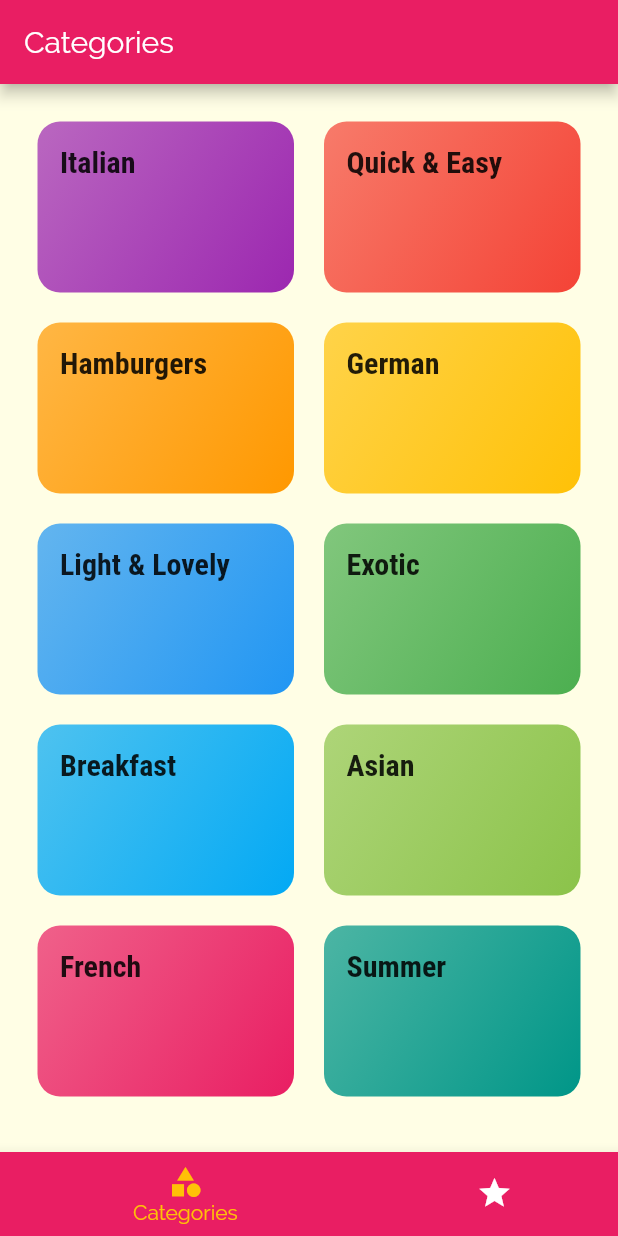
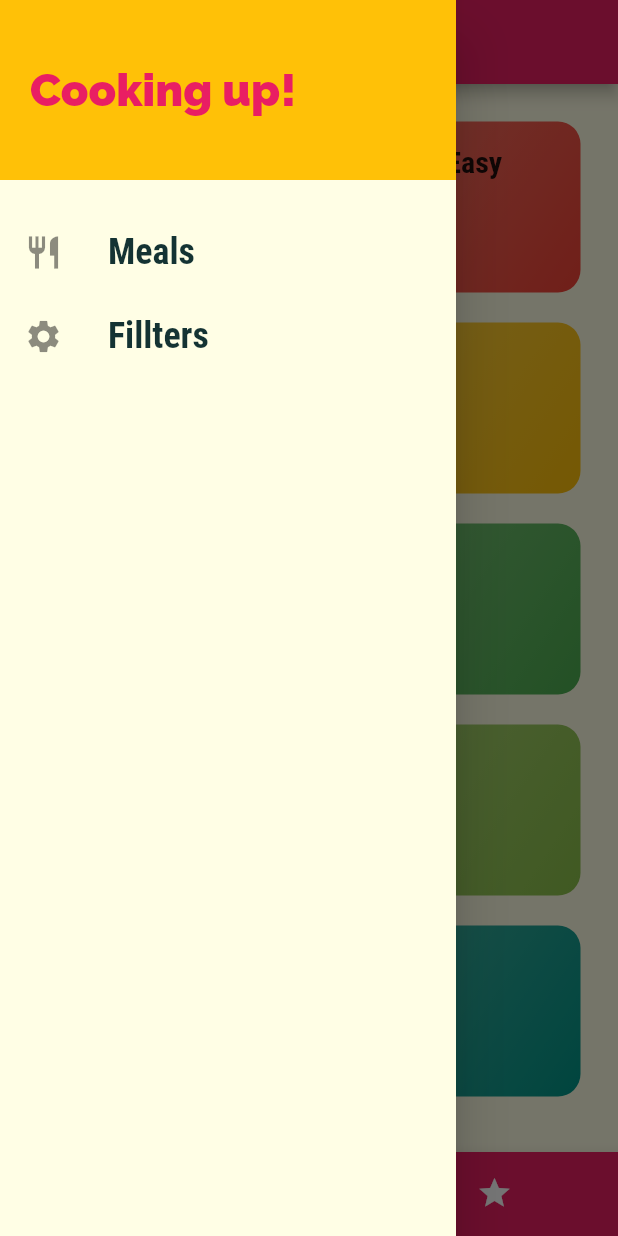
Before and after one commit to justindarmawan/flutter_meals_app, a Flutter app: the screen it shows after launch, with the side drawer open (before the commit the screen has no drawer), on a phone screen of 412 x 824 dp. Run offline on Flutter 3.47's test engine with Material 2 defaults, Android fonts, the phone set to English and light mode, and no system bars.

Commit message:
Adding Drawer

```diff
--- a/lib/main.dart
+++ b/lib/main.dart
@@ -2,6 +2,7 @@ import 'package:flutter/material.dart';
 
 // import './screens/categories_screen.dart';
 import './screens/category_meals_screen.dart';
+import './screens/filters_screen.dart';
 import './screens/meal_detail_screen.dart';
 import './screens/tabs_screen.dart';
 
@@ -40,6 +41,7 @@ class MyApp extends StatelessWidget {
         '/': (ctx) => TabsScreen(),
         CategoryMealsScreen.routeName: (ctx) => CategoryMealsScreen(),
         MealDetailScreen.routeName: (ctx) => MealDetailScreen(),
+        FiltersScreen.routeName: (ctx) => FiltersScreen(),
       },
       // onGenerateRoute: (settings) {
       //   print(settings.arguments);
--- /dev/null
+++ b/lib/screens/filters_screen.dart
@@ -0,0 +1,13 @@
+import 'package:flutter/material.dart';
+
+class FiltersScreen extends StatelessWidget {
+  static const routeName = '/filters';
+  @override
+  Widget build(BuildContext context) {
+    return Scaffold(
+      body: Center(
+        child: Text('Filter'),
+      ),
+    );
+  }
+}
--- a/lib/screens/tabs_screen.dart
+++ b/lib/screens/tabs_screen.dart
@@ -2,6 +2,7 @@ import 'package:flutter/material.dart';
 
 import '../screens/categories_screen.dart';
 import '../screens/favorites_screen.dart';
+import '../widgets/main_drawer.dart';
 
 class TabsScreen extends StatefulWidget {
   @override
@@ -35,6 +36,7 @@ class _TabsScreenState extends State<TabsScreen> {
       appBar: AppBar(
         title: Text(_pages[_selectedPageIndex]['title']),
       ),
+      drawer: MainDrawer(),
       body: _pages[_selectedPageIndex]['page'],
       bottomNavigationBar: BottomNavigationBar(
         onTap: _selectPage,
--- /dev/null
+++ b/lib/widgets/main_drawer.dart
@@ -0,0 +1,65 @@
+import 'package:flutter/material.dart';
+
+import '../screens/filters_screen.dart';
+
+class MainDrawer extends StatelessWidget {
+  Widget buildListTile(String title, IconData icon, Function tapHandler) {
+    return ListTile(
+      leading: Icon(
+        icon,
+        size: 26,
+      ),
+      title: Text(
+        title,
+        style: TextStyle(
+          fontFamily: 'RobotoCondensed',
+          fontSize: 24,
+          fontWeight: FontWeight.bold,
+        ),
+      ),
+      onTap: tapHandler,
+    );
+  }
+
+  @override
+  Widget build(BuildContext context) {
+    return Drawer(
+      child: Column(
+        children: [
+          Container(
+            height: 120,
+            width: double.infinity,
+            padding: const EdgeInsets.all(20),
+            alignment: Alignment.centerLeft,
+            color: Theme.of(context).accentColor,
+            child: Text(
+              'Cooking up!',
+              style: TextStyle(
+                fontWeight: FontWeight.w900,
+                fontSize: 30,
+                color: Theme.of(context).primaryColor,
+              ),
+            ),
+          ),
+          SizedBox(
+            height: 20,
+          ),
+          buildListTile(
+            'Meals',
+            Icons.restaurant,
+            () {
+              Navigator.of(context).pushNamed('/');
+            },
+          ),
+          buildListTile(
+            'Fillters',
+            Icons.settings,
+            () {
+              Navigator.of(context).pushNamed(FiltersScreen.routeName);
+            },
+          ),
+        ],
+      ),
+    );
+  }
+}
```
